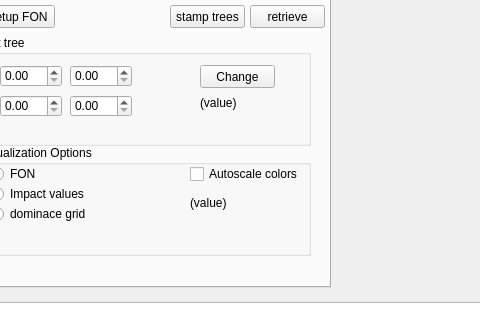
First picture: the form in fonstudio/mainwindow.ui, repository edfm-tum/iland-model, before the edit; both pictures show x 137 to 617 and y 88 to 408 of the 869 by 551 pixel window.
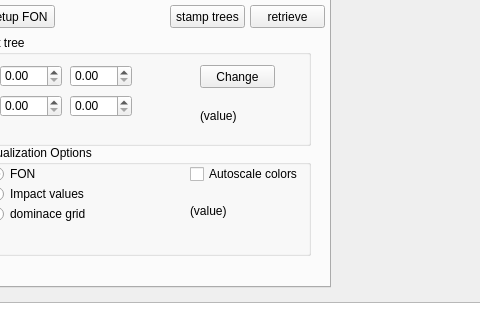
Second picture: the form after the edit. Icons and pictures are not drawn. Custom widgets are drawn as their Qt base class.

Commit message: changed application/stamp production to a multiplicative approach, disengaged the height field.

```diff
--- a/fonstudio/mainwindow.ui
+++ b/fonstudio/mainwindow.ui
@@ -546,7 +546,7 @@
                <x>220</x>
                <y>60</y>
                <width>91</width>
-               <height>16</height>
+               <height>41</height>
               </rect>
              </property>
              <property name="text">
@@ -627,7 +627,7 @@
                <x>210</x>
                <y>50</y>
                <width>101</width>
-               <height>16</height>
+               <height>31</height>
               </rect>
              </property>
              <property name="text">
```
Left out of the diff: 12 changed lines with no effect on the pictures. The commit also changes 5 other files.
